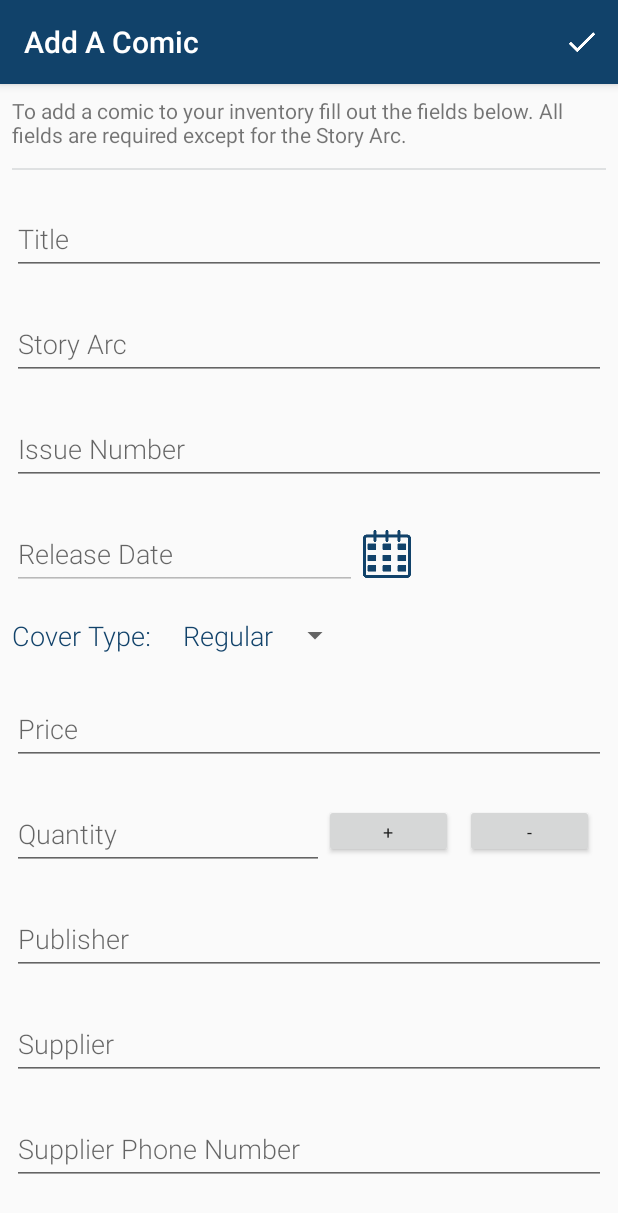
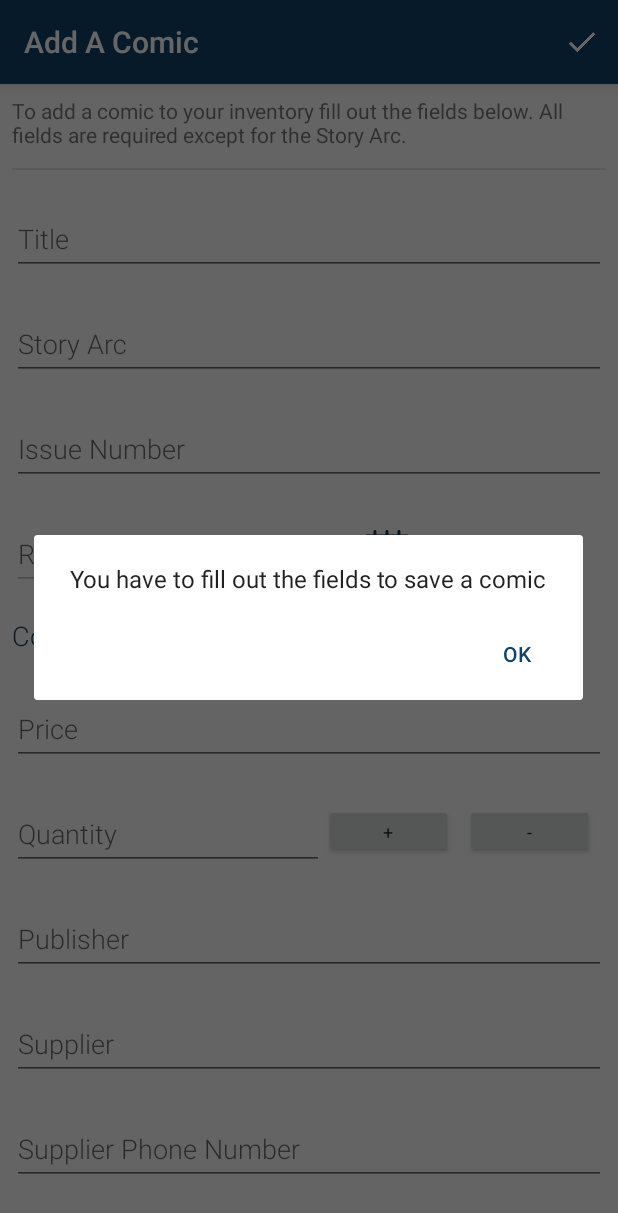
Before and after one commit to gundamboy/UdacityGrowWithGoogle_BookStoreApp, an Android app: the EditorActivity screen opened directly, with no data from a screen before it, after a tap on "Save", on a phone screen of 412 x 824 dp. Shown: the top 1213 px of the screen. Run offline under Robolectric (Android 15) with nearby library versions, the phone set to English and light mode, and no system bars.

Commit message:
added a new alert dialog to handle some saving errors because i hate toasts messages. HATE THEM! also fixed a typo.

```diff
--- a/app/src/main/java/com/charlesrowland/comicshop/EditorActivity.java
+++ b/app/src/main/java/com/charlesrowland/comicshop/EditorActivity.java
@@ -12,6 +12,7 @@ import android.database.Cursor;
 import android.net.Uri;
 import android.os.Bundle;
 import android.support.v4.app.NavUtils;
+import android.support.v4.content.ContextCompat;
 import android.support.v7.app.AppCompatActivity;
 import android.text.TextUtils;
 import android.view.Menu;
@@ -351,6 +352,9 @@ public class EditorActivity extends AppCompatActivity implements
     public boolean onOptionsItemSelected(MenuItem item) {
         switch (item.getItemId()) {
             case R.id.action_save:
+                if (!mComicHasChanged) {
+                    showCheckInfoDialog(R.string.editor_insert_comic_no_data);
+                } else {
                     // Save to database
                     saveComic();
 
@@ -358,6 +362,9 @@ public class EditorActivity extends AppCompatActivity implements
                         // Exit activity
                         setResult(RESULT_OK);
                         finish();
+                    } else {
+                        showCheckInfoDialog(R.string.editor_insert_comic_check_data);
+                    }
                 }
 
                 return true;
@@ -502,8 +509,7 @@ public class EditorActivity extends AppCompatActivity implements
         return index;
     }
 
-    private void showUnsavedChangesDialog(
-        DialogInterface.OnClickListener discardButtonClickListener) {
+    private void showUnsavedChangesDialog(DialogInterface.OnClickListener discardButtonClickListener) {
             // Create an AlertDialog.Builder and set the message, and click listeners
             // for the postivie and negative buttons on the dialog.
             AlertDialog.Builder builder = new AlertDialog.Builder(this);
@@ -513,6 +519,25 @@ public class EditorActivity extends AppCompatActivity implements
             public void onClick(DialogInterface dialog, int id) {
                 // User clicked the "Keep editing" button, so dismiss the dialog
                 // and continue editing the comic.
+                if (dialog != null) {
+                    dialog.dismiss();
+                }
+            }
+        });
+
+        // Create and show the AlertDialog
+        AlertDialog alertDialog = builder.create();
+        alertDialog.show();
+    }
+
+    private void showCheckInfoDialog(int message) {
+        // Create an AlertDialog.Builder and set the message, and click listeners
+        // for the positive button only.
+        AlertDialog.Builder builder = new AlertDialog.Builder(this);
+        builder.setCancelable(false);
+        builder.setMessage(message);
+        builder.setPositiveButton("OK", new DialogInterface.OnClickListener() {
+            public void onClick(DialogInterface dialog, int id) {
                 if (dialog != null) {
                     dialog.dismiss();
                 }
--- a/app/src/main/res/values/strings.xml
+++ b/app/src/main/res/values/strings.xml
@@ -12,7 +12,7 @@
     <string name="out_of_stock_message">Out of stock</string>
 
     <string name="add_new_info">To add a comic to your inventory fill out the fields below. All fields are required except for the Story Arc.</string>
-    <string name="edit_book_info">Edit the fields below then save to uupdate your comic. All fields are required except for the Story Arc.</string>
+    <string name="edit_book_info">Edit the fields below then save to update your comic. All fields are required except for the Story Arc.</string>
     <string name="action_insert_new_comic">Add A Comic</string>
     <string name="action_edit_comic">Edit A Comic</string>
     <string name="action_insert_dummy_data">Insert Dummy Data</string>
@@ -20,6 +20,8 @@
 
     <string name="editor_insert_comic_successful">Comic saved</string>
     <string name="editor_insert_comic_failed">Error with saving comic</string>
+    <string name="editor_insert_comic_no_data">You have to fill out the fields to save a comic</string>
+    <string name="editor_insert_comic_check_data">You have some errors. Check the fields and try again.</string>
     <string name="editor_update_comic_successful">Comic updated</string>
     <string name="editor_update_comic_failed">Error with updating comic</string>
     <string name="editor_delete_comic_successful">Comic deleted</string>
@@ -54,6 +56,7 @@
 
     <string name="error_toast">The <xliff:g example="amy" id="field_error">%s</xliff:g> field requires a value</string>
     <string name="volume_error">There must be a volume name, i.e. Batman or Superman</string>
+    <string name="price_error">There needs to be a price</string>
     <string name="issue_num_error">There must be an issue number</string>
     <string name="date_error">There must be a release date</string>
     <string name="quantity_error">You must have at least 1 comic to save</string>
```
Also changed, not shown: app/src/main/java/com/charlesrowland/comicshop/data/ComicProvider.java (+7 -21 lines). Lines whose indentation alone changed are shown as unchanged.
